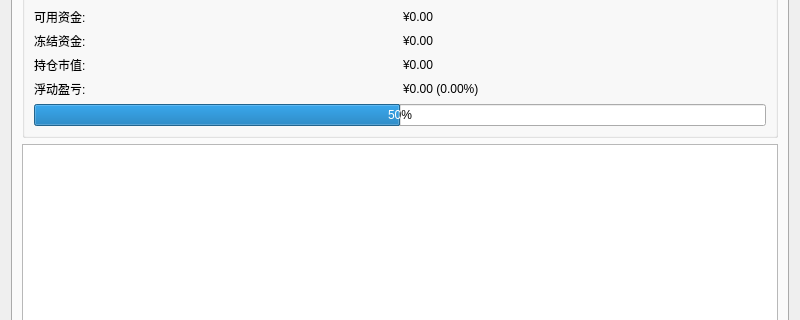
Above: ui/userinfowidget.ui from wang-shi-ya/StockTraderClient before the change; both pictures show x 0 to 800 and y 123 to 443 of the 800 by 600 pixel window. Below: the same form after it.
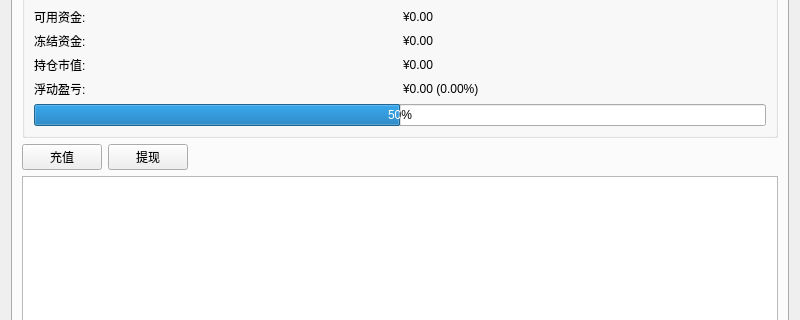
That is the form after the change.

Patch:
```diff
--- a/ui/userinfowidget.ui
+++ b/ui/userinfowidget.ui
@@ -171,6 +171,37 @@
          </layout>
         </widget>
        </item>
+       <item>
+        <layout class="QHBoxLayout" name="transactionLayout">
+         <item>
+          <widget class="QPushButton" name="depositButton">
+           <property name="text">
+            <string>充值</string>
+           </property>
+          </widget>
+         </item>
+         <item>
+          <widget class="QPushButton" name="withdrawButton">
+           <property name="text">
+            <string>提现</string>
+           </property>
+          </widget>
+         </item>
+         <item>
+          <spacer name="transactionSpacer">
+           <property name="orientation">
+            <enum>Qt::Orientation::Horizontal</enum>
+           </property>
+           <property name="sizeHint" stdset="0">
+            <size>
+             <width>40</width>
+             <height>20</height>
+            </size>
+           </property>
+          </spacer>
+         </item>
+        </layout>
+       </item>
        <item>
         <widget class="QTableWidget" name="assetTable">
          <property name="editTriggers">
```
